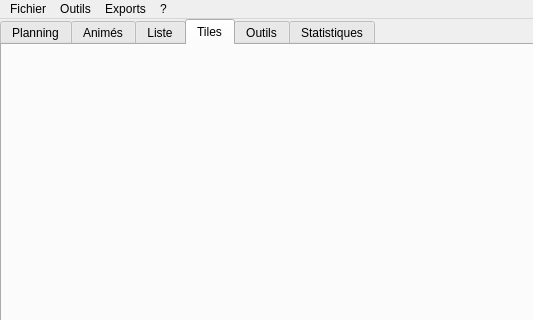
Before: the Qt Designer form src/ui/main_window.ui in seigneurfuo/MyAnimeManager3, drawn with Qt 5; both pictures show x 0 to 533 and y 0 to 320 of the 1014 by 674 pixel window.
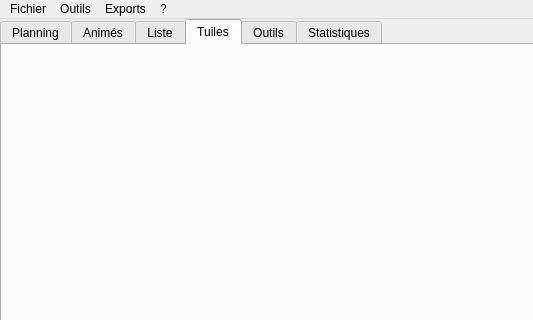
After: the same form once the commit is applied. Icons and pictures are not drawn.

Commit message: Correction de l'affichage des tuiles + modification du titre de l'onglet.

What changed in the file:
```diff
--- a/src/ui/main_window.ui
+++ b/src/ui/main_window.ui
@@ -120,7 +120,7 @@
          <normaloff>../resources/icons/categories.png</normaloff>../resources/icons/categories.png</iconset>
        </attribute>
        <attribute name="title">
-        <string>Tiles</string>
+        <string>Tuiles</string>
        </attribute>
        <layout class="QGridLayout" name="gridLayout_8">
         <item row="0" column="0">
```
The commit also changes 1 other file.
